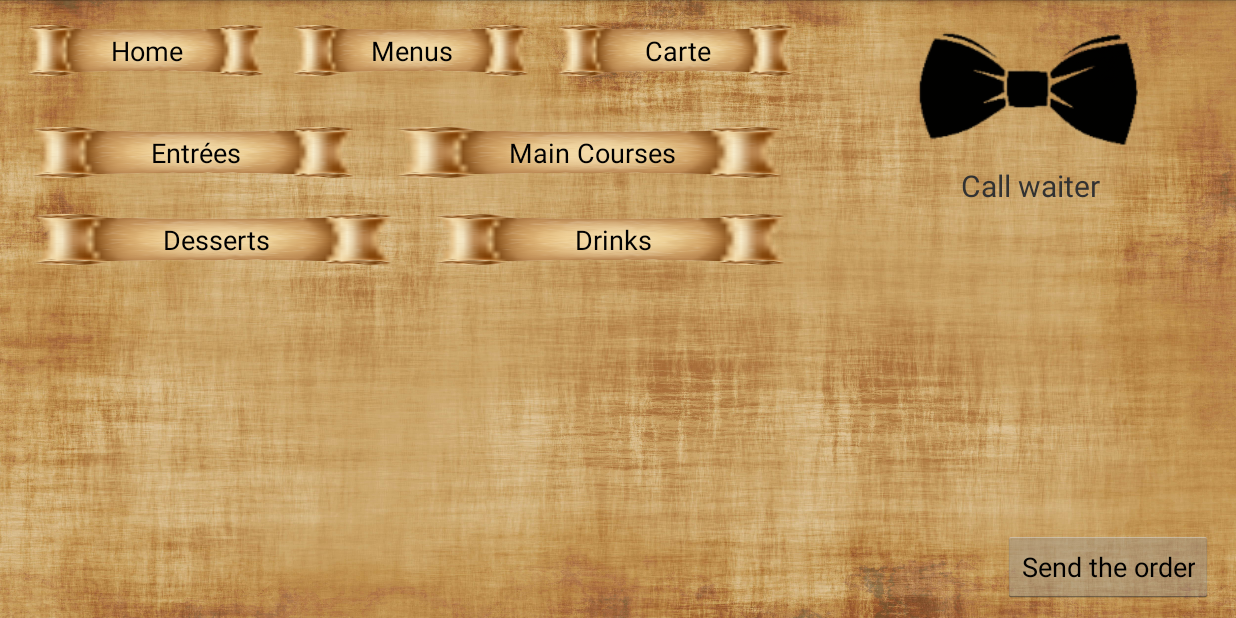
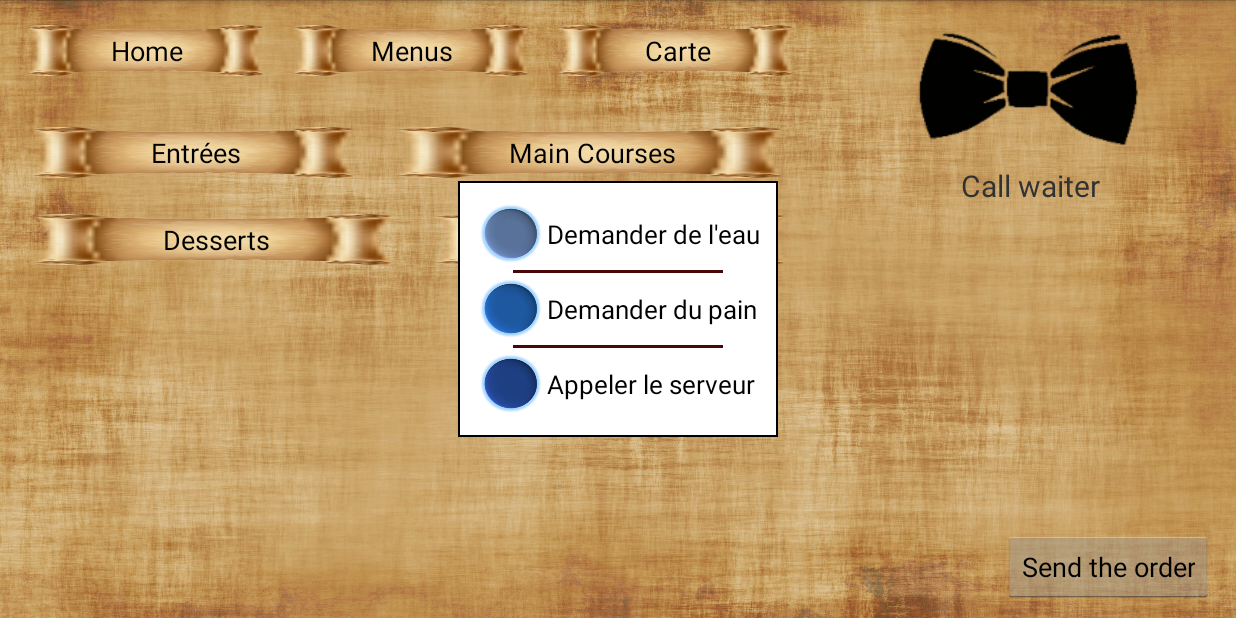
Before and after one commit to ThibaultGigant/ProjetIHM, an Android app: the CarteActivity screen opened directly, with no data from a screen before it, on a phone screen of 824 x 412 dp (held sideways). Run offline under Robolectric (Android 15) with nearby library versions, the phone set to English and light mode, and no system bars; 5 statements that could not run were skipped.

Commit message:
mise en place du Pop Up du noeud papillon

```diff
--- a/Client/app/src/main/res/layout/activity_carte.xml
+++ b/Client/app/src/main/res/layout/activity_carte.xml
@@ -91,5 +91,11 @@
 
 	</LinearLayout>
 
-	<include layout="@layout/pop_up_papillon"/>
+	<include
+		android:layout_width="fill_parent"
+		android:layout_height="fill_parent"
+		layout="@layout/pop_up_papillon"
+		android:layout_gravity="center" />
+
+
 </FrameLayout>
--- a/Client/app/src/main/res/layout/pop_up_papillon.xml
+++ b/Client/app/src/main/res/layout/pop_up_papillon.xml
@@ -3,19 +3,25 @@
     android:layout_width="fill_parent"
     android:layout_height="fill_parent"
     android:background="@null"
-    android:visibility="gone">
+    android:visibility="visible">
 
     <ImageButton android:background="@null"
         android:layout_height="match_parent"
         android:layout_width="match_parent"
-        android:onClick="popServeur"/>
+        android:onClick="unPopServeur"/>
 
     <FrameLayout
         android:layout_width="wrap_content"
         android:layout_height="wrap_content"
-        android:background="#ffffff"
+        android:background="#000000"
         android:layout_margin="30dp"
         android:layout_gravity="center">
+
+        <FrameLayout
+            android:layout_width="match_parent"
+            android:layout_height="match_parent"
+            android:layout_margin="1dp"
+            android:background="#ffffff">
 
             <LinearLayout
                 android:orientation="vertical"
@@ -105,3 +111,4 @@
             </LinearLayout>
         </FrameLayout>
     </FrameLayout>
+</FrameLayout>
```
Also changed, not shown: Client/app/src/main/java/com/example/restauclient/AbstractCustomActivity.java (+12 -5 lines), Client/app/src/main/java/com/example/restauclient/PopUpPap.java (added, +24 -0 lines), 1 other file. Lines whose indentation alone changed are shown as unchanged.
